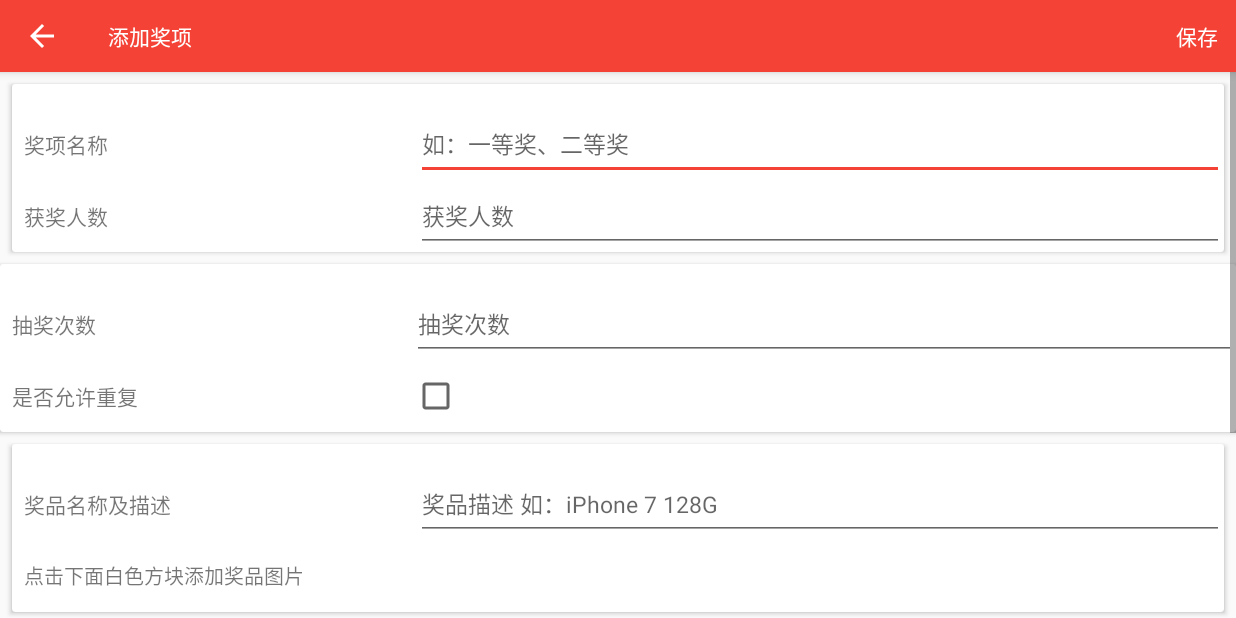
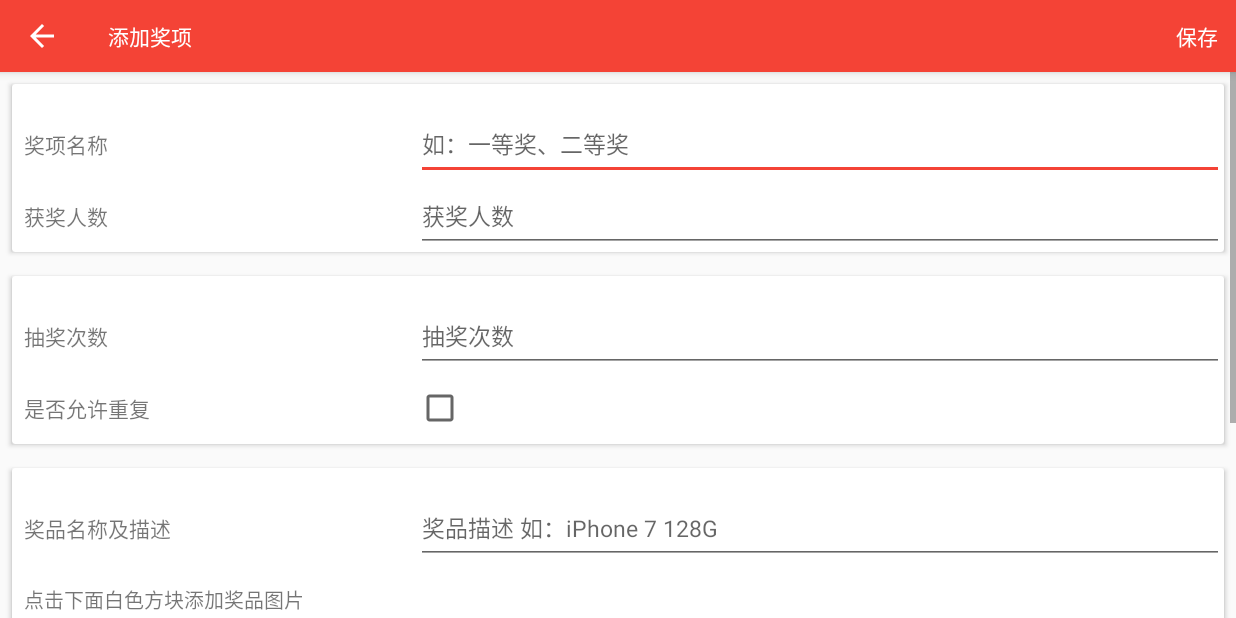
Before and after one commit to DEVELOPERPAN1024/ThunderSoftLuckyDraw, an Android app: the AddAwardActivity screen opened directly, with no data from a screen before it, on a phone screen of 824 x 412 dp (held sideways). Run offline under Robolectric (Android 15) with nearby library versions, the phone set to English and light mode, and no system bars; our stand-ins replace ButterKnife.

Commit message:
margin in add award

```diff
--- a/CodingNight/app/src/main/res/layout/activity_add_award_layout.xml
+++ b/CodingNight/app/src/main/res/layout/activity_add_award_layout.xml
@@ -65,7 +65,9 @@
 
         <android.support.v7.widget.CardView
             android:layout_width="match_parent"
-            android:layout_height="wrap_content">
+            android:layout_height="wrap_content"
+            android:layout_margin="@dimen/one"
+            >
 
             <LinearLayout
                 android:layout_width="match_parent"
```
